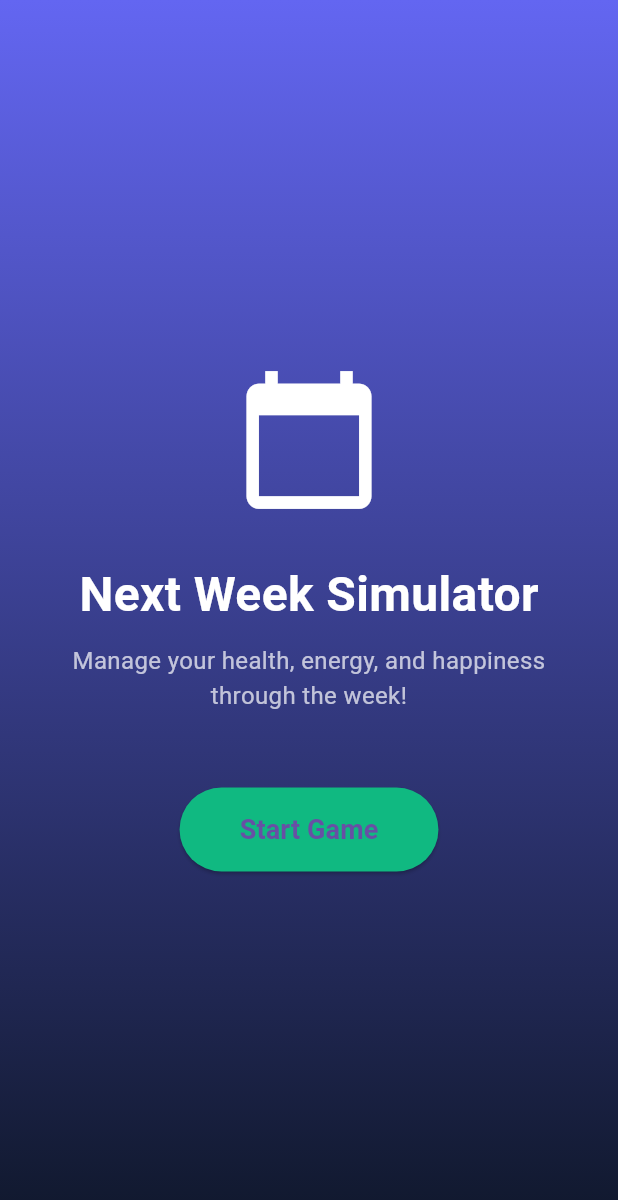
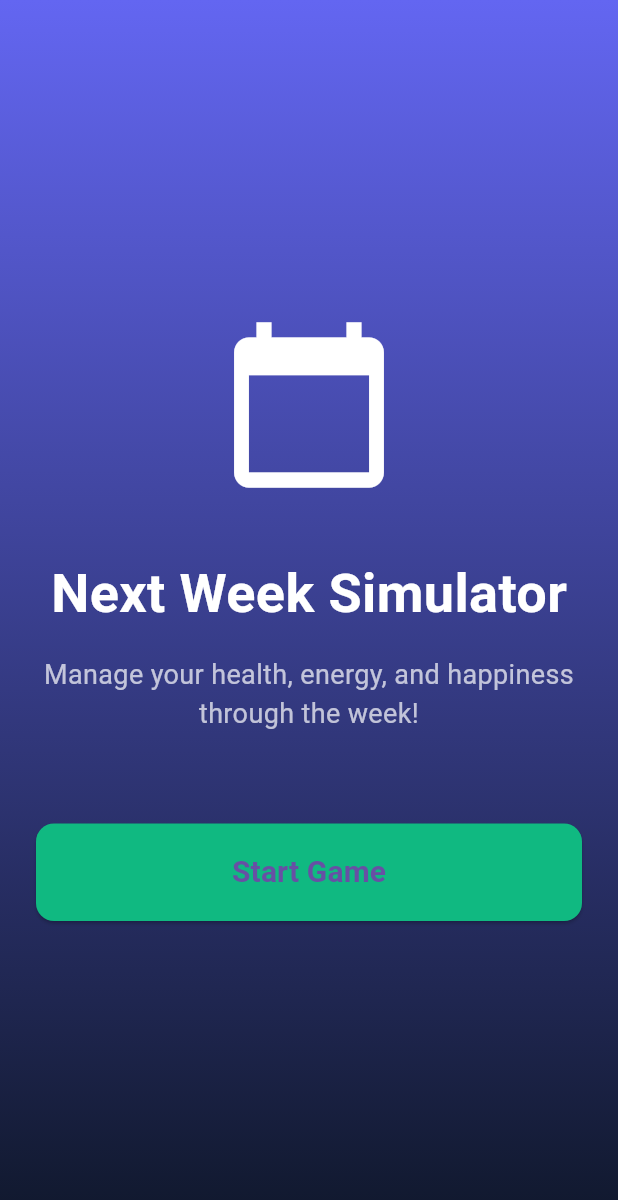
Before and after one commit to furanzu-ro/music_sims, a Flutter app: the screen it shows after launch, on a phone screen of 412 x 824 dp. Shown: the top 1200 px of the screen. Run offline on Flutter 3.47's test engine with Material 3 defaults, Android fonts, the phone set to English and light mode, and no system bars; our stand-ins replace shared_preferences.

Commit message:
Update project

```diff
--- /dev/null
+++ b/clear_save.dart
@@ -0,0 +1,7 @@
+import 'package:shared_preferences/shared_preferences.dart';
+
+Future<void> main() async {
+  final prefs = await SharedPreferences.getInstance();
+  await prefs.remove('game_state');
+  print('Saved game data cleared.');
+}
--- a/lib/main.dart
+++ b/lib/main.dart
@@ -34,6 +34,7 @@ class MyApp extends StatelessWidget {
         debugShowCheckedModeBanner: false,
         routes: {
           '/game': (context) => const GameScreen(),
+          '/profile': (context) => const ProfileScreen(),
         },
       ),
     );
--- a/lib/screens/home_screen.dart
+++ b/lib/screens/home_screen.dart
@@ -19,40 +19,45 @@ class HomeScreen extends StatelessWidget {
         ),
         child: SafeArea(
           child: Center(
+            child: SingleChildScrollView(
+              padding: const EdgeInsets.symmetric(horizontal: 24, vertical: 40),
               child: Column(
                 mainAxisAlignment: MainAxisAlignment.center,
                 children: [
                   const Icon(
                     Icons.calendar_today,
-                  size: 100,
+                    size: 120,
                     color: Colors.white,
                   ),
-                const SizedBox(height: 30),
+                  const SizedBox(height: 40),
                   const Text(
                     'Next Week Simulator',
                     style: TextStyle(
-                    fontSize: 32,
+                      fontSize: 36,
                       fontWeight: FontWeight.bold,
                       color: Colors.white,
                     ),
                   ),
-                const SizedBox(height: 10),
+                  const SizedBox(height: 16),
                   const Text(
                     'Manage your health, energy, and happiness\nthrough the week!',
                     textAlign: TextAlign.center,
                     style: TextStyle(
-                    fontSize: 16,
+                      fontSize: 18,
                       color: Colors.white70,
                     ),
                   ),
-                const SizedBox(height: 50),
+                  const SizedBox(height: 60),
                   Consumer<GameProvider>(
                     builder: (context, gameProvider, child) {
                       if (gameProvider.isLoading) {
-                      return const CircularProgressIndicator();
+                        return const CircularProgressIndicator(
+                          color: accentColor,
+                        );
                       }
 
                       return Column(
+                        crossAxisAlignment: CrossAxisAlignment.stretch,
                         children: [
                           if (gameProvider.gameState.isGameStarted) ...[
                             ElevatedButton(
@@ -62,26 +67,54 @@ class HomeScreen extends StatelessWidget {
                               style: ElevatedButton.styleFrom(
                                 backgroundColor: accentColor,
                                 padding: const EdgeInsets.symmetric(
-                                horizontal: 40,
-                                vertical: 15,
+                                  vertical: 18,
+                                ),
+                                shape: RoundedRectangleBorder(
+                                  borderRadius: BorderRadius.circular(12),
                                 ),
                               ),
                               child: const Text(
                                 'Continue Game',
                                 style: TextStyle(
-                                fontSize: 18,
+                                  fontSize: 20,
                                   fontWeight: FontWeight.bold,
                                 ),
                               ),
                             ),
-                          const SizedBox(height: 20),
+                            const SizedBox(height: 24),
                             TextButton(
                               onPressed: () {
                                 Navigator.pushNamed(context, '/profile');
                               },
                               child: const Text(
                                 'Start New Game',
-                                style: TextStyle(color: Colors.white70),
+                                style: TextStyle(
+                                  color: Colors.white70,
+                                  fontSize: 16,
+                                ),
+                              ),
+                            ),
+                            const SizedBox(height: 24),
+                            ElevatedButton(
+                              onPressed: () {
+                                gameProvider.resetGame();
+                              },
+                              style: ElevatedButton.styleFrom(
+                                backgroundColor: Colors.redAccent,
+                                padding: const EdgeInsets.symmetric(
+                                  vertical: 18,
+                                ),
+                                shape: RoundedRectangleBorder(
+                                  borderRadius: BorderRadius.circular(12),
+                                ),
+                              ),
+                              child: const Text(
+                                'Reset Game',
+                                style: TextStyle(
+                                  fontSize: 20,
+                                  fontWeight: FontWeight.bold,
+                                  color: Colors.white,
+                                ),
                               ),
                             ),
                           ] else ...[
@@ -92,14 +125,16 @@ class HomeScreen extends StatelessWidget {
                               style: ElevatedButton.styleFrom(
                                 backgroundColor: accentColor,
                                 padding: const EdgeInsets.symmetric(
-                                horizontal: 40,
-                                vertical: 15,
+                                  vertical: 18,
+                                ),
+                                shape: RoundedRectangleBorder(
+                                  borderRadius: BorderRadius.circular(12),
                                 ),
                               ),
                               child: const Text(
                                 'Start Game',
                                 style: TextStyle(
-                                fontSize: 18,
+                                  fontSize: 20,
                                   fontWeight: FontWeight.bold,
                                 ),
                               ),
@@ -114,6 +149,7 @@ class HomeScreen extends StatelessWidget {
             ),
           ),
         ),
+      ),
     );
   }
 }
```
Also changed, not shown: 1 other file. Lines whose indentation alone changed are shown as unchanged.
